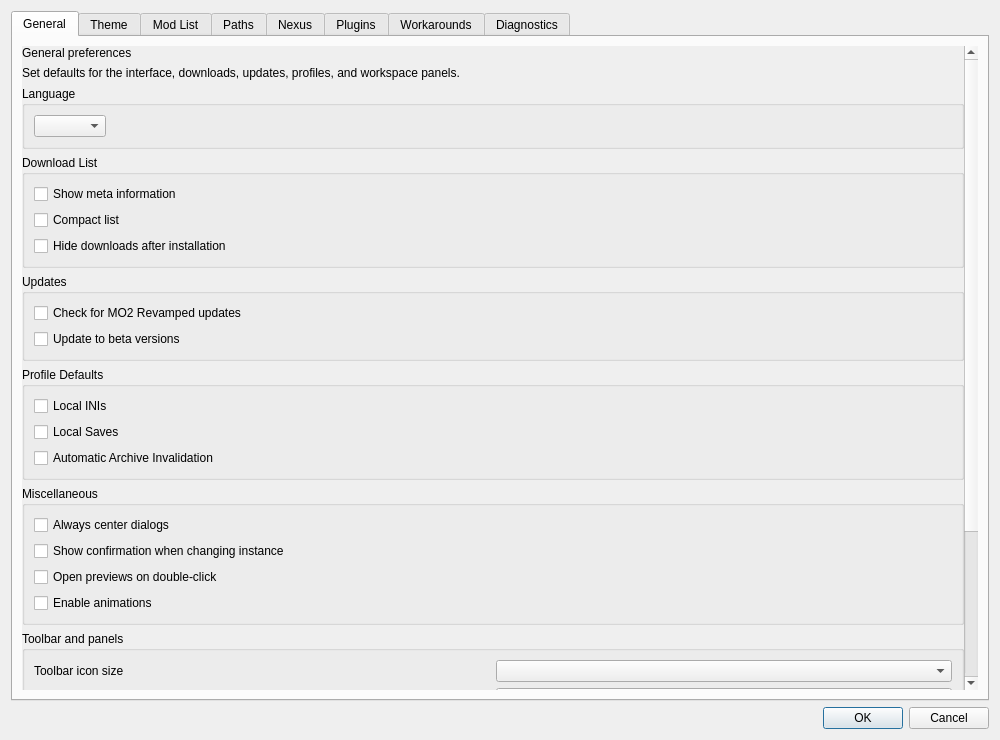
Before: the Qt Designer form source/modorganizer/src/settingsdialog.ui in ArialSenki/MO2-Revamped, drawn with Qt 5.
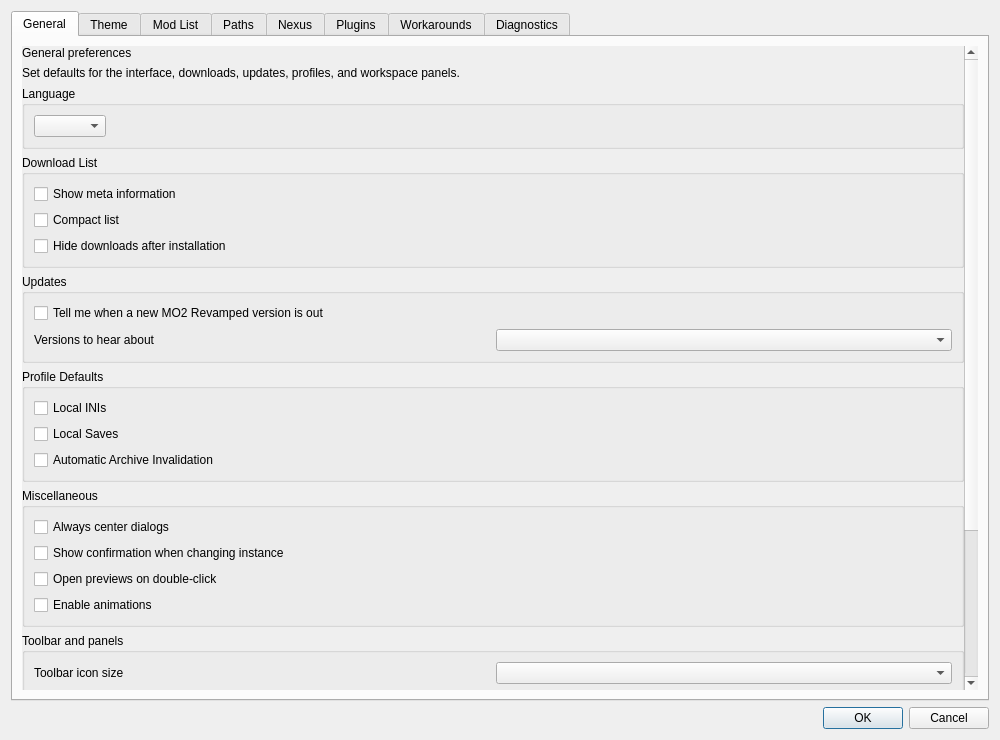
After: the same form once the commit is applied. Custom widgets are drawn as their Qt base class.

Commit message: Update notice: a window says when a new MO2 Revamped is out, and what it changes

Diff of the .ui file:
```diff
--- a/source/modorganizer/src/settingsdialog.ui
+++ b/source/modorganizer/src/settingsdialog.ui
@@ -174,8 +174,8 @@
              <property name="title">
               <string>Updates</string>
              </property>
-             <layout class="QVBoxLayout" name="verticalLayout_3" stretch="0,0">
-              <item>
+             <layout class="QGridLayout" name="updatesLayout">
+              <item row="0" column="0" colspan="2">
                <widget class="QCheckBox" name="checkForUpdates">
                 <property name="toolTip">
                  <string>Check for MO2 Revamped updates on GitHub on startup.</string>
@@ -184,20 +184,21 @@
                  <string>Check for MO2 Revamped updates on GitHub on startup.</string>
                 </property>
                 <property name="text">
-                 <string>Check for MO2 Revamped updates</string>
+                 <string>Tell me when a new MO2 Revamped version is out</string>
                 </property>
                </widget>
               </item>
-              <item>
-               <widget class="QCheckBox" name="usePrereleaseBox">
+              <item row="1" column="0">
+               <widget class="QLabel" name="updateChannelLabel">
+                <property name="text">
+                 <string>Versions to hear about</string>
+                </property>
+               </widget>
+              </item>
+              <item row="1" column="1">
+               <widget class="QComboBox" name="updateChannelBox">
                 <property name="toolTip">
-                 <string>Update to non-stable releases.</string>
-                </property>
-                <property name="whatsThis">
-                 <string>Update to non-stable releases.</string>
-                </property>
-                <property name="text">
-                 <string>Update to beta versions</string>
+                 <string>Stable releases are for everyone. Betas come before each stable release. Development builds are early tests, only for those who help try them. Until you choose, this follows the version you use.</string>
                 </property>
                </widget>
               </item>
```
Left out of the diff: 6 changed lines with no effect on the pictures. The commit also changes 21 other files.
